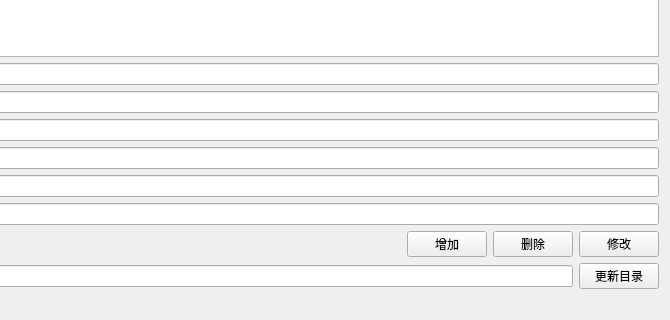
alantop0720/alantop_tool_qt, file widget.ui: the form before one commit; both pictures show x 354 to 1024 and y 448 to 768 of the 1024 by 768 pixel window.
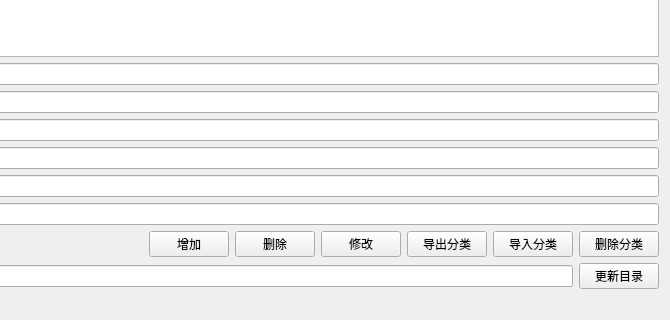
The form after the commit.

Commit message: 增加导入导出 删除分类功能

```diff
--- a/widget.ui
+++ b/widget.ui
@@ -209,6 +209,27 @@
              </property>
             </widget>
            </item>
+           <item>
+            <widget class="QPushButton" name="pushButton_import">
+             <property name="text">
+              <string>导出分类</string>
+             </property>
+            </widget>
+           </item>
+           <item>
+            <widget class="QPushButton" name="pushButton_export">
+             <property name="text">
+              <string>导入分类</string>
+             </property>
+            </widget>
+           </item>
+           <item>
+            <widget class="QPushButton" name="pushButton_deltype">
+             <property name="text">
+              <string>删除分类</string>
+             </property>
+            </widget>
+           </item>
           </layout>
          </item>
         </layout>
```
The commit also changes 5 other files.
